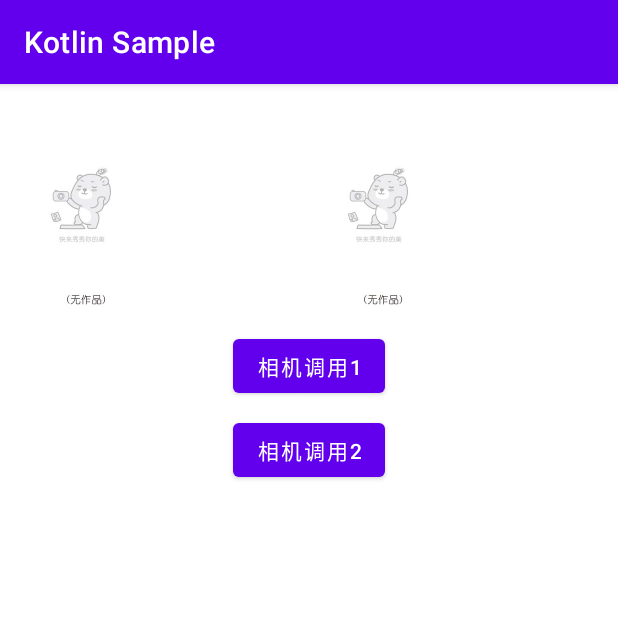
After one commit to JenkingWang/android_kotlin_sample, an Android app: the CameraActivity screen opened directly, with no data from a screen before it, on a phone screen of 412 x 824 dp, the top half of it. The commit adds this screen. Run offline under Robolectric (Android 15) with nearby library versions, the phone set to English and light mode, and no system bars.

Commit message:
相机调用已完成

```diff
--- a/app/src/main/AndroidManifest.xml
+++ b/app/src/main/AndroidManifest.xml
@@ -17,6 +17,9 @@
         android:supportsRtl="true"
         android:theme="@style/Theme.KotlinSample">
         <activity
+            android:name=".camera.CameraActivity"
+            android:exported="false" />
+        <activity
             android:name=".permission.PermissionActivity"
             android:exported="false" />
         <activity
--- /dev/null
+++ b/app/src/main/java/com/example/kotlinsample/camera/CameraActivity.kt
@@ -0,0 +1,113 @@
+package com.example.kotlinsample.camera
+
+import android.Manifest
+import android.app.Activity
+import android.content.Intent
+import android.content.pm.PackageManager
+import android.graphics.Bitmap
+import androidx.appcompat.app.AppCompatActivity
+import android.os.Bundle
+import android.provider.MediaStore
+import android.widget.Button
+import android.widget.ImageView
+import android.widget.Toast
+import androidx.activity.result.contract.ActivityResultContracts
+import androidx.core.content.ContextCompat
+import com.example.kotlinsample.R
+
+/**
+ * @author Jenking Wang
+ * date: 2021/11/16
+ */
+
+class CameraActivity : AppCompatActivity() {
+
+    // 相机调用类型
+    var pictureType: Int = 0
+
+    /**
+     * 调用相机权限
+     */
+    val requestPermissionLauncher =
+        registerForActivityResult(
+            ActivityResultContracts.RequestPermission()
+        ) { isGranted: Boolean ->
+            if (isGranted) {
+                // 用户授权后打开相机应用
+                requestCameraLauncher.launch(Intent(MediaStore.ACTION_IMAGE_CAPTURE))
+            } else {
+                Toast.makeText(this, "未获得授权，功能无法使用", Toast.LENGTH_SHORT).show()
+            }
+        }
+
+    /**
+     * 打开相机intent回调
+     */
+    val requestCameraLauncher =
+        registerForActivityResult(
+            ActivityResultContracts.StartActivityForResult()
+        ) {
+            when (it.resultCode) {
+                Activity.RESULT_OK -> {
+                    val imageBitmap = it.data!!.extras!!.get("data") as Bitmap
+                    val ivPhotoShow1: ImageView = findViewById(R.id.iv_photo_show_1)
+                    val ivPhotoShow2: ImageView = findViewById(R.id.iv_photo_show_2)
+                    when(pictureType) {
+                        1 -> ivPhotoShow1.setImageBitmap(imageBitmap)
+                        2 -> ivPhotoShow2.setImageBitmap(imageBitmap)
+                        else -> Toast.makeText(this, "相机调用类型错误", Toast.LENGTH_SHORT).show()
+                    }
+
+
+                }
+                else -> {
+                    Toast.makeText(this, "相机应用调用失败", Toast.LENGTH_SHORT).show()
+                }
+            }
+        }
+
+    private fun checkPermission() {
+
+    }
+
+    /**
+     * 打开相机intent
+     */
+    private fun startCamera() {
+        when {
+            ContextCompat.checkSelfPermission(
+                this,
+                Manifest.permission.CAMERA
+            ) == PackageManager.PERMISSION_GRANTED -> {
+                requestCameraLauncher.launch(Intent(MediaStore.ACTION_IMAGE_CAPTURE))
+            }
+            else -> {
+                requestPermissionLauncher.launch(
+                    Manifest.permission.CAMERA)
+            }
+        }
+    }
+
+    override fun onCreate(savedInstanceState: Bundle?) {
+        super.onCreate(savedInstanceState)
+        setContentView(R.layout.activity_camera)
+
+        /**
+         * 点击相机调用1
+         */
+        val btnStartCamera1: Button = findViewById(R.id.btn_start_camera_1)
+        btnStartCamera1.setOnClickListener {
+            pictureType = 1
+            startCamera()
+        }
+
+        /**
+         * 点击相机调用2
+         */
+        val btnStartCamera2: Button = findViewById(R.id.btn_start_camera_2)
+        btnStartCamera2.setOnClickListener {
+            pictureType = 2
+            startCamera()
+        }
+    }
+}
--- a/app/src/main/java/com/example/kotlinsample/permission/PermissionActivity.kt
+++ b/app/src/main/java/com/example/kotlinsample/permission/PermissionActivity.kt
@@ -14,6 +14,11 @@ import androidx.core.content.ContextCompat
 import com.example.kotlinsample.R
 
 const val PERMISSION_REQUEST_MULTIPLE = 0
+
+/**
+ * @author Jenking Wang
+ * date: 2021/11/15
+ */
 
 class PermissionActivity : AppCompatActivity() {
 
--- /dev/null
+++ b/app/src/main/res/layout/activity_camera.xml
@@ -0,0 +1,46 @@
+<?xml version="1.0" encoding="utf-8"?>
+<androidx.constraintlayout.widget.ConstraintLayout xmlns:android="http://schemas.android.com/apk/res/android"
+    xmlns:app="http://schemas.android.com/apk/res-auto"
+    xmlns:tools="http://schemas.android.com/tools"
+    android:layout_width="match_parent"
+    android:layout_height="match_parent"
+    tools:context=".camera.CameraActivity">
+
+    <ImageView
+        android:id="@+id/iv_photo_show_1"
+        android:layout_width="wrap_content"
+        android:layout_height="wrap_content"
+        android:layout_marginStart="16dp"
+        android:layout_marginTop="16dp"
+        app:layout_constraintStart_toStartOf="parent"
+        app:layout_constraintTop_toTopOf="parent"
+        app:srcCompat="@mipmap/sample" />
+
+    <Button
+        android:id="@+id/btn_start_camera_1"
+        android:layout_width="wrap_content"
+        android:layout_height="wrap_content"
+        android:layout_marginTop="8dp"
+        android:text="相机调用1"
+        app:layout_constraintEnd_toEndOf="parent"
+        app:layout_constraintStart_toStartOf="parent"
+        app:layout_constraintTop_toBottomOf="@+id/iv_photo_show_1" />
+
+    <ImageView
+        android:id="@+id/iv_photo_show_2"
+        android:layout_width="wrap_content"
+        android:layout_height="wrap_content"
+        app:layout_constraintEnd_toEndOf="parent"
+        app:layout_constraintStart_toEndOf="@+id/iv_photo_show_1"
+        app:layout_constraintTop_toTopOf="@+id/iv_photo_show_1"
+        app:srcCompat="@mipmap/sample" />
+
+    <Button
+        android:id="@+id/btn_start_camera_2"
+        android:layout_width="wrap_content"
+        android:layout_height="wrap_content"
+        android:layout_marginTop="8dp"
+        android:text="相机调用2"
+        app:layout_constraintStart_toStartOf="@+id/btn_start_camera_1"
+        app:layout_constraintTop_toBottomOf="@+id/btn_start_camera_1" />
+</androidx.constraintlayout.widget.ConstraintLayout>
--- a/app/src/main/res/layout/activity_dialog.xml
+++ b/app/src/main/res/layout/activity_dialog.xml
@@ -49,12 +49,12 @@
                     android:layout_height="wrap_content"
                     android:text="列表对话框"
                     app:layout_constraintBottom_toBottomOf="parent"
-                    app:layout_constraintEnd_toStartOf="@+id/bt_dialog_custom_layout"
+                    app:layout_constraintEnd_toStartOf="@+id/btn_camera"
                     app:layout_constraintStart_toEndOf="@+id/btn_dialog_normal"
                     app:layout_constraintTop_toTopOf="parent" />
 
                 <Button
-                    android:id="@+id/bt_dialog_custom_layout"
+                    android:id="@+id/btn_camera"
                     android:layout_width="wrap_content"
                     android:layout_height="wrap_content"
                     android:layout_marginEnd="16dp"
@@ -91,7 +91,7 @@
                     android:text="传参对话框"
                     app:layout_constraintEnd_toEndOf="parent"
                     app:layout_constraintStart_toEndOf="@+id/et_param"
-                    app:layout_constraintTop_toBottomOf="@+id/bt_dialog_custom_layout" />
+                    app:layout_constraintTop_toBottomOf="@+id/btn_camera" />
 
                 <Button
                     android:id="@+id/bt_dialog_list_checkbox"
--- a/app/src/main/res/layout/activity_main.xml
+++ b/app/src/main/res/layout/activity_main.xml
@@ -50,16 +50,16 @@
                     android:layout_height="wrap_content"
                     android:text="权限"
                     app:layout_constraintBottom_toBottomOf="parent"
-                    app:layout_constraintEnd_toStartOf="@+id/bt_dialog_custom_layout"
+                    app:layout_constraintEnd_toStartOf="@+id/btn_camera"
                     app:layout_constraintStart_toEndOf="@+id/btn_dialog_normal"
                     app:layout_constraintTop_toTopOf="parent" />
 
                 <Button
-                    android:id="@+id/bt_dialog_custom_layout"
+                    android:id="@+id/btn_camera"
                     android:layout_width="wrap_content"
                     android:layout_height="wrap_content"
                     android:layout_marginEnd="16dp"
-                    android:text="占位2"
+                    android:text="相机"
                     app:layout_constraintBottom_toBottomOf="parent"
                     app:layout_constraintEnd_toEndOf="parent"
                     app:layout_constraintTop_toTopOf="parent" />
```
Also changed, not shown: app/src/main/java/com/example/kotlinsample/MainActivity.kt (+15 -0 lines), app/src/main/java/com/example/kotlinsample/dialog/DialogActivity.kt (+6 -1 lines), app/src/main/res/mipmap-xxhdpi/sample.jpeg (added).
